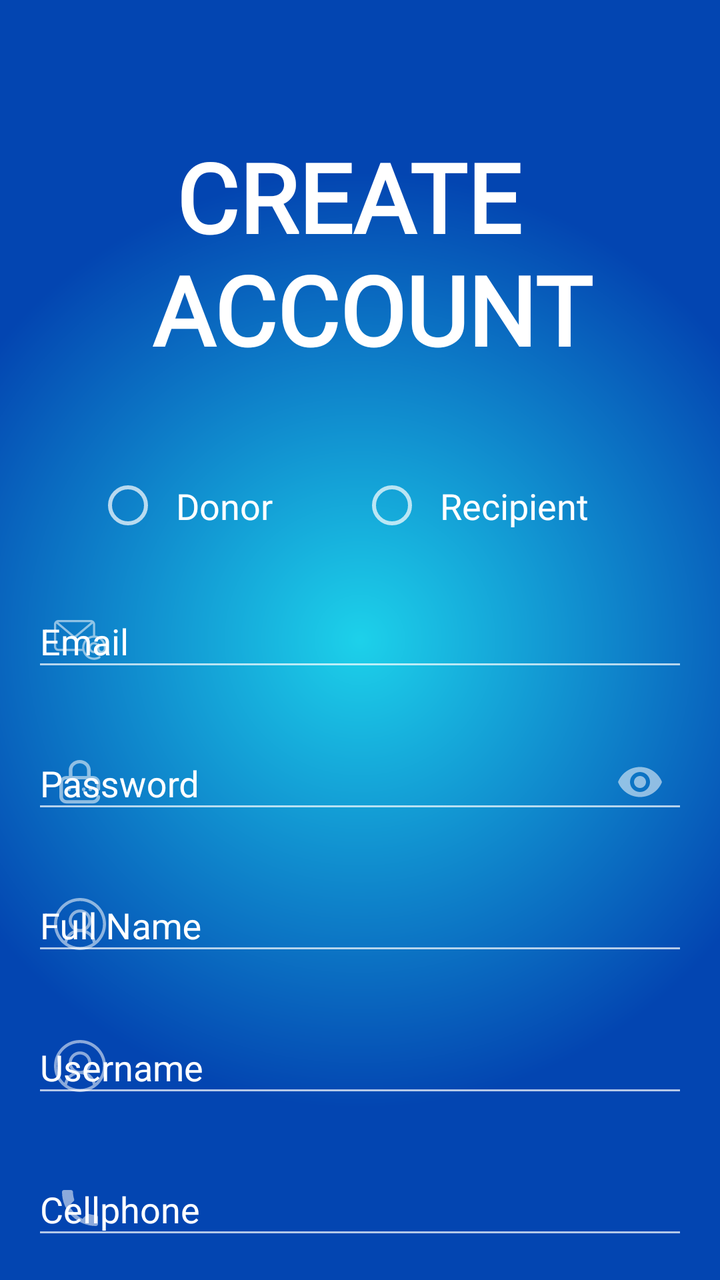
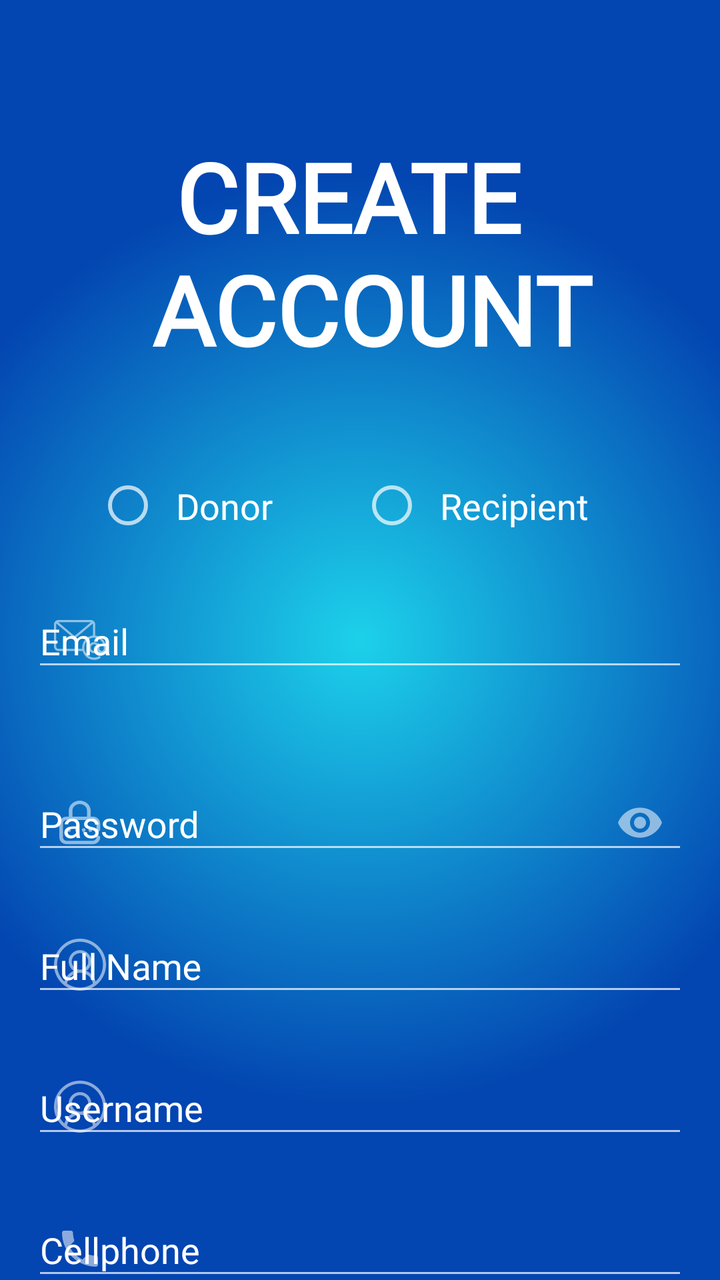

Two renders of the same Android screen: before a commit and after it. Below are the layout's source before the change and the commit's diff.
<!-- AndroidManifest.xml: application theme Theme.SupplyDrop -->
<!-- res/layout/activity_register.xml -->
<?xml version="1.0" encoding="utf-8"?>
<androidx.constraintlayout.widget.ConstraintLayout
    android:id="@+id/main"
    xmlns:android="http://schemas.android.com/apk/res/android"
    android:layout_width="match_parent"
    android:layout_height="match_parent"
    xmlns:app="http://schemas.android.com/apk/res-auto"
    android:background="@drawable/login_background">
    tools:context=".RegisterActivity">

    <androidx.core.widget.NestedScrollView
        android:layout_width="match_parent"
        android:layout_height="match_parent">

        <LinearLayout
            android:layout_width="match_parent"
            android:layout_height="wrap_content"
            android:orientation="vertical"
            android:padding="16dp">

            <TextView
                android:id="@+id/loginLbl"
                android:layout_width="match_parent"
                android:layout_height="wrap_content"
                android:fontFamily="@font/luckiest_guy"
                android:gravity="center"
                android:paddingTop="50dp"
                android:paddingBottom="30dp"
                android:text="CREATE \n ACCOUNT"
                android:textAlignment="center"
                android:textColor="@color/white"
                android:textSize="48sp"
                android:textStyle="bold" />

            <RadioGroup
                android:id="@+id/rgbDonorRecip"
                android:layout_width="match_parent"
                android:layout_height="wrap_content"
                android:orientation="horizontal"
                android:layout_marginStart="32dp"
                android:layout_marginTop="16dp"
                android:layout_marginEnd="32dp">

                <RadioButton
                    android:id="@+id/donorBtn"
                    android:layout_width="0dp"
                    android:layout_height="wrap_content"
                    android:layout_weight="1"
                    android:fontFamily="@font/luckiest_guy"
                    android:text="Donor"
                    android:textSize="18sp"
                    android:padding="8dp"/>

                <RadioButton
                    android:id="@+id/recipientBtn"
                    android:layout_width="0dp"
                    android:layout_height="wrap_content"
                    android:layout_weight="1"
                    android:fontFamily="@font/luckiest_guy"
                    android:text="Recipient"
                    android:textSize="18sp"
                    android:padding="8dp"/>

            </RadioGroup>

            <com.google.android.material.textfield.TextInputLayout
                android:layout_width="match_parent"
                android:layout_height="wrap_content"
                android:hint="Email"
                app:startIconDrawable="@drawable/email"
                app:endIconMode="clear_text"
                android:layout_marginTop="12dp"
                android:textColorHint="@color/white">

                <com.google.android.material.textfield.TextInputEditText
                    android:id="@+id/txtemail"
                    android:layout_width="match_parent"
                    android:layout_height="wrap_content"
                    android:inputType="textEmailAddress" />

            </com.google.android.material.textfield.TextInputLayout>

            <com.google.android.material.textfield.TextInputLayout
                android:layout_width="match_parent"
                android:layout_height="wrap_content"
                android:hint="Password"
                app:startIconDrawable="@drawable/password"
                app:endIconMode="password_toggle"
                android:layout_marginTop="12dp"
                android:textColorHint="@color/white">

                <com.google.android.material.textfield.TextInputEditText
                    android:id="@+id/txtpassword"
                    android:layout_width="match_parent"
                    android:layout_height="wrap_content"
                    android:inputType="textPassword"/>

            </com.google.android.material.textfield.TextInputLayout>

            <com.google.android.material.textfield.TextInputLayout
                android:layout_width="match_parent"
                android:layout_height="wrap_content"
                android:hint="Full Name"
                app:startIconDrawable="@drawable/name"
                app:endIconMode="clear_text"
                android:layout_marginTop="12dp"
                android:textColorHint="@color/white">

                <com.google.android.material.textfield.TextInputEditText
                    android:id="@+id/txtfName"
                    android:layout_width="match_parent"
                    android:layout_height="wrap_content"
                    android:inputType="text"/>

            </com.google.android.material.textfield.TextInputLayout>

            <com.google.android.material.textfield.TextInputLayout
                android:layout_width="match_parent"
                android:layout_height="wrap_content"
                android:hint="Username"
                app:startIconDrawable="@drawable/name"
                app:endIconMode="clear_text"
                android:layout_marginTop="12dp"
                android:textColorHint="@color/white">

                <com.google.android.material.textfield.TextInputEditText
                    android:id="@+id/txtusername"
                    android:layout_width="match_parent"
                    android:layout_height="wrap_content"
                    android:inputType="text"/>

            </com.google.android.material.textfield.TextInputLayout>

            <com.google.android.material.textfield.TextInputLayout
                android:layout_width="match_parent"
                android:layout_height="wrap_content"
                android:hint="Cellphone"
                app:startIconDrawable="@drawable/phone_24"
                app:endIconMode="clear_text"
                android:layout_marginTop="12dp"
                android:textColorHint="@color/white">

                <com.google.android.material.textfield.TextInputEditText
                    android:id="@+id/txtcellphone"
                    android:layout_width="match_parent"
                    android:layout_height="wrap_content"
                    android:inputType="phone"/>

            </com.google.android.material.textfield.TextInputLayout>

            <com.google.android.material.textfield.TextInputLayout
                android:layout_width="match_parent"
                android:layout_height="wrap_content"
                android:hint="Address"
                app:startIconDrawable="@drawable/ic_2"
                app:endIconMode="clear_text"
                android:layout_marginTop="12dp"
                android:textColorHint="@color/white">

                <com.google.android.material.textfield.TextInputEditText
                    android:id="@+id/txtaddress"
                    android:layout_width="match_parent"
                    android:layout_height="wrap_content"
                    android:inputType="text"/>

            </com.google.android.material.textfield.TextInputLayout>

            <com.google.android.material.textfield.TextInputLayout
                android:layout_width="match_parent"
                android:layout_height="wrap_content"
                android:hint="City"
                app:startIconDrawable="@drawable/location_city_24"
                app:endIconMode="clear_text"
                android:layout_marginTop="12dp"
                android:textColorHint="@color/white">

                <com.google.android.material.textfield.TextInputEditText
                    android:id="@+id/txtcity"
                    android:layout_width="match_parent"
                    android:layout_height="wrap_content"
                    android:inputType="text"/>

            </com.google.android.material.textfield.TextInputLayout>

            <Button
                android:id="@+id/btnRegEnter"
                android:layout_width="146dp"
                android:layout_height="wrap_content"
                android:layout_gravity="end"
                android:layout_marginTop="32dp"
                android:layout_marginEnd="32dp"
                android:background="@color/yellow"
                app:backgroundTint="@null"
                android:fontFamily="@font/luckiest_guy"
                android:text='ENTER'
                android:textAppearance="@style/TextAppearance.AppCompat.Display1"
                android:textColor="@color/black"
                app:srcCompat="@color/yellow" />

        </LinearLayout>

    </androidx.core.widget.NestedScrollView>

</androidx.constraintlayout.widget.ConstraintLayout>
<!-- resources referenced by this layout -->
<resources>
  <color name="black">#FF000000</color>
  <color name="white">#FFFFFFFF</color>
  <color name="yellow">#F3CF1A</color>
  <!-- drawable email: png bitmap (drawable-hdpi, 1038 bytes) -->
  <!-- drawable ic_2: png bitmap (drawable-hdpi, 1267 bytes) -->
  <!-- drawable location_city_24 (drawable) -->
  <vector xmlns:android="http://schemas.android.com/apk/res/android" android:height="24dp" android:tint="#000000" android:viewportHeight="24" android:viewportWidth="24" android:width="24dp">
        
      <path android:fillColor="@android:color/white" android:pathData="M15,11L15,5l-3,-3 -3,3v2L3,7v14h18L21,11h-6zM7,19L5,19v-2h2v2zM7,15L5,15v-2h2v2zM7,11L5,11L5,9h2v2zM13,19h-2v-2h2v2zM13,15h-2v-2h2v2zM13,11h-2L11,9h2v2zM13,7h-2L11,5h2v2zM19,19h-2v-2h2v2zM19,15h-2v-2h2v2z"/>
      
  </vector>
  <!-- drawable login_background (drawable) -->
  <?xml version="1.0" encoding="utf-8"?>
  <shape xmlns:android="http://schemas.android.com/apk/res/android">
      <gradient
          android:type="radial"
          android:gradientRadius="65%p"
          android:centerX="50%"
          android:centerY="50%"
          android:startColor="@color/lblue"
          android:endColor="@color/dblue">
  
      </gradient></shape>
  <!-- drawable name: png bitmap (drawable-hdpi, 1406 bytes) -->
  <!-- drawable password: png bitmap (drawable-hdpi, 707 bytes) -->
  <!-- drawable phone_24 (drawable) -->
  <vector xmlns:android="http://schemas.android.com/apk/res/android" android:height="24dp" android:tint="#000000" android:viewportHeight="24" android:viewportWidth="24" android:width="24dp">
        
      <path android:fillColor="@android:color/white" android:pathData="M6.62,10.79c1.44,2.83 3.76,5.14 6.59,6.59l2.2,-2.2c0.27,-0.27 0.67,-0.36 1.02,-0.24 1.12,0.37 2.33,0.57 3.57,0.57 0.55,0 1,0.45 1,1V20c0,0.55 -0.45,1 -1,1 -9.39,0 -17,-7.61 -17,-17 0,-0.55 0.45,-1 1,-1h3.5c0.55,0 1,0.45 1,1 0,1.25 0.2,2.45 0.57,3.57 0.11,0.35 0.03,0.74 -0.25,1.02l-2.2,2.2z"/>
      
  </vector>
  <style name="Theme.SupplyDrop" parent="Base.Theme.SupplyDrop" />
  <color name="lblue">#1DD1EA</color>
  <color name="dblue">#0345B1</color>
  <style name="Base.Theme.SupplyDrop" parent="Theme.AppCompat.NoActionBar">
          
          
      </style>
</resources>

<!-- the commit's change to res/layout/activity_register.xml (unified diff, before → after) -->
@@ -64,9 +64,12 @@
             </RadioGroup>
 
             <com.google.android.material.textfield.TextInputLayout
+                android:id="@+id/TextInputLayoutEmail"
                 android:layout_width="match_parent"
                 android:layout_height="wrap_content"
                 android:hint="Email"
+                app:errorEnabled="true"
+                app:errorIconDrawable="@drawable/baseline_error_24"
                 app:startIconDrawable="@drawable/email"
                 app:endIconMode="clear_text"
                 android:layout_marginTop="12dp"
<!-- resource entries referenced after the edit -->
@@ -3,6 +3,12 @@
   <color name="black">#FF000000</color>
   <color name="white">#FFFFFFFF</color>
   <color name="yellow">#F3CF1A</color>
+  <!-- drawable baseline_error_24 (drawable) -->
+  <vector xmlns:android="http://schemas.android.com/apk/res/android" android:height="24dp" android:tint="#000000" android:viewportHeight="24" android:viewportWidth="24" android:width="24dp">
+        
+      <path android:fillColor="@android:color/white" android:pathData="M12,2C6.48,2 2,6.48 2,12s4.48,10 10,10 10,-4.48 10,-10S17.52,2 12,2zM13,17h-2v-2h2v2zM13,13h-2L11,7h2v6z"/>
+      
+  </vector>
   <!-- drawable email: png bitmap (drawable-hdpi, 1038 bytes) -->
   <!-- drawable ic_2: png bitmap (drawable-hdpi, 1267 bytes) -->
   <!-- drawable location_city_24 (drawable) -->
